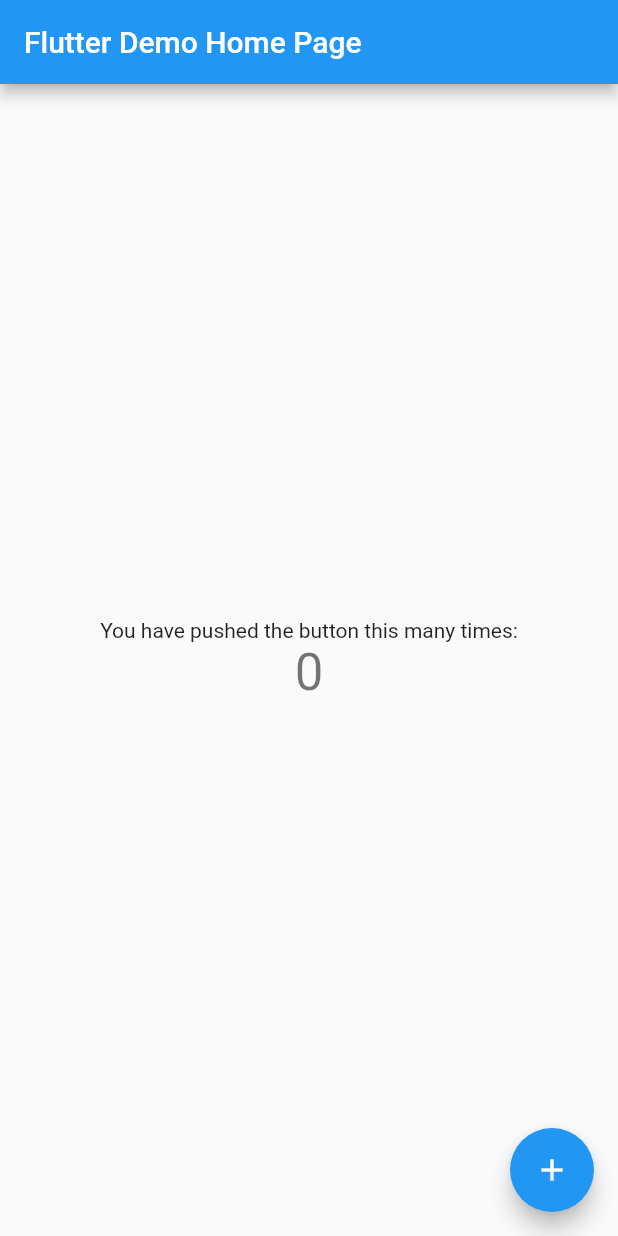
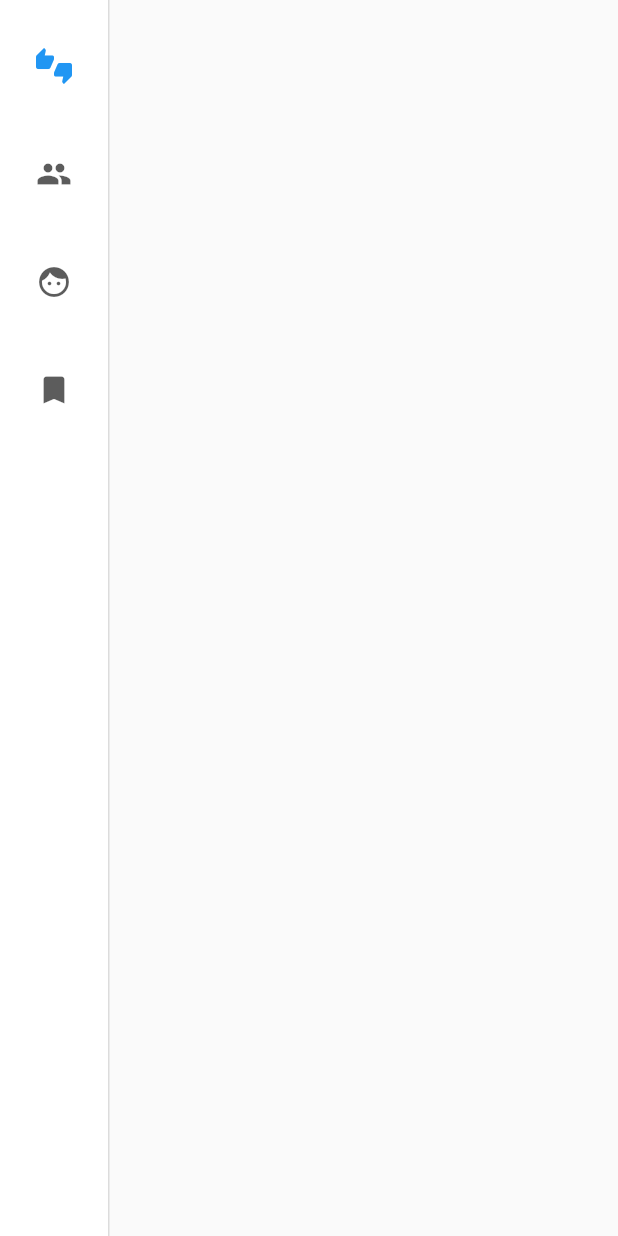
Before and after one commit to kotahorii/flutter-ui1, a Flutter app: the screen it shows after launch, on a phone screen of 412 x 824 dp. Run offline on Flutter 3.47's test engine with Material 2 defaults, Android fonts, the phone set to English and light mode, and no system bars.

```diff
--- /dev/null
+++ b/lib/SideNavigation.dart
@@ -0,0 +1,28 @@
+import 'package:flutter/material.dart';
+
+class SideNavigation extends StatefulWidget {
+  @override
+  _SideNavigationState createState() => _SideNavigationState();
+}
+
+class _SideNavigationState extends State<SideNavigation> {
+  int selectedIndex = 0;
+  @override
+  Widget build(BuildContext context) {
+    return NavigationRail(
+      selectedIndex: selectedIndex,
+      onDestinationSelected: (index) => setState(() {
+        selectedIndex = index;
+      }),
+      destinations: const [
+        NavigationRailDestination(
+            icon: Icon(Icons.thumbs_up_down), label: Text('ThumbsUpDown')),
+        NavigationRailDestination(
+            icon: Icon(Icons.people), label: Text('People')),
+        NavigationRailDestination(icon: Icon(Icons.face), label: Text('Face')),
+        NavigationRailDestination(
+            icon: Icon(Icons.bookmark), label: Text('Bookmark'))
+      ],
+    );
+  }
+}
--- a/lib/main.dart
+++ b/lib/main.dart
@@ -1,4 +1,5 @@
 import 'package:flutter/material.dart';
+import 'package:flutter_ui/SideNavigation.dart';
 
 void main() {
   runApp(const MyApp());
@@ -10,87 +11,25 @@ class MyApp extends StatelessWidget {
   @override
   Widget build(BuildContext context) {
     return MaterialApp(
+      debugShowCheckedModeBanner: false,
       title: 'Flutter Demo',
-      theme: ThemeData(
-        primarySwatch: Colors.blue,
-      ),
-      home: const MyHomePage(title: 'Flutter Demo Home Page'),
+      theme: ThemeData.light(),
+      home: AdminMobilePage(),
     );
   }
 }
 
-class MyHomePage extends StatefulWidget {
-  const MyHomePage({Key? key, required this.title}) : super(key: key);
-
-  final String title;
-
-  @override
-  State<MyHomePage> createState() => _MyHomePageState();
-}
-
-class _MyHomePageState extends State<MyHomePage> {
-  int _counter = 0;
-
-  void _incrementCounter() {
-    setState(() {
-      // This call to setState tells the Flutter framework that something has
-      // changed in this State, which causes it to rerun the build method below
-      // so that the display can reflect the updated values. If we changed
-      // _counter without calling setState(), then the build method would not be
-      // called again, and so nothing would appear to happen.
-      _counter++;
-    });
-  }
-
+class AdminMobilePage extends StatelessWidget {
   @override
   Widget build(BuildContext context) {
-    // This method is rerun every time setState is called, for instance as done
-    // by the _incrementCounter method above.
-    //
-    // The Flutter framework has been optimized to make rerunning build methods
-    // fast, so that you can just rebuild anything that needs updating rather
-    // than having to individually change instances of widgets.
     return Scaffold(
-      appBar: AppBar(
-        // Here we take the value from the MyHomePage object that was created by
-        // the App.build method, and use it to set our appbar title.
-        title: Text(widget.title),
-      ),
-      body: Center(
-        // Center is a layout widget. It takes a single child and positions it
-        // in the middle of the parent.
-        child: Column(
-          // Column is also a layout widget. It takes a list of children and
-          // arranges them vertically. By default, it sizes itself to fit its
-          // children horizontally, and tries to be as tall as its parent.
-          //
-          // Invoke "debug painting" (press "p" in the console, choose the
-          // "Toggle Debug Paint" action from the Flutter Inspector in Android
-          // Studio, or the "Toggle Debug Paint" command in Visual Studio Code)
-          // to see the wireframe for each widget.
-          //
-          // Column has various properties to control how it sizes itself and
-          // how it positions its children. Here we use mainAxisAlignment to
-          // center the children vertically; the main axis here is the vertical
-          // axis because Columns are vertical (the cross axis would be
-          // horizontal).
-          mainAxisAlignment: MainAxisAlignment.center,
-          children: <Widget>[
-            const Text(
-              'You have pushed the button this many times:',
-            ),
-            Text(
-              '$_counter',
-              style: Theme.of(context).textTheme.headline4,
-            ),
-          ],
-        ),
-      ),
-      floatingActionButton: FloatingActionButton(
-        onPressed: _incrementCounter,
-        tooltip: 'Increment',
-        child: const Icon(Icons.add),
-      ), // This trailing comma makes auto-formatting nicer for build methods.
+      body: Row(children: [
+        SideNavigation(),
+        const VerticalDivider(
+          thickness: 1,
+          width: 1,
+        )
+      ]),
     );
   }
 }
```
Also changed, not shown: lib/PostHeader.dart (added, +191 -0 lines).
